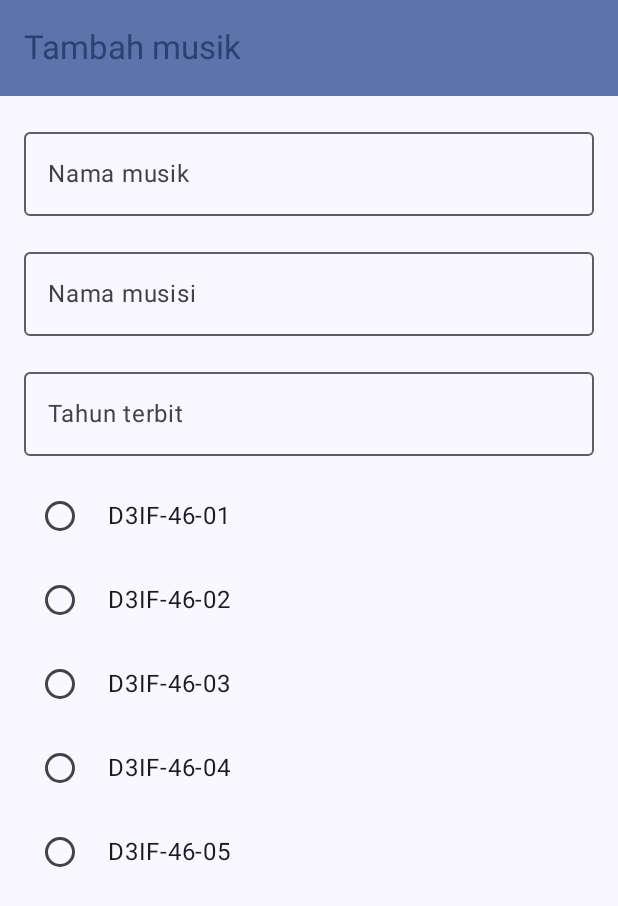
After one commit to Emperor24Nov/Assessment-2, an Android app built with Jetpack Compose: the MusicScreen screen opened through its navigation route, on a phone screen of 412 x 824 dp. The commit adds this screen. Shown: the top 906 px of the screen. Run offline under Robolectric (Android 15) with nearby library versions, the phone set to English and light mode, and no system bars.

Commit message:
Membuat tampilan form tambah musik dan fungsi navigasi

```diff
--- a/app/build.gradle.kts
+++ b/app/build.gradle.kts
@@ -61,6 +61,7 @@ dependencies {
     implementation("androidx.compose.material3:material3")
     implementation("com.google.ai.client.generativeai:generativeai:0.2.1")
     implementation("androidx.lifecycle:lifecycle-viewmodel-compose:2.7.0")
+    implementation("androidx.navigation:navigation-compose:2.7.7")
     testImplementation("junit:junit:4.13.2")
     androidTestImplementation("androidx.test.ext:junit:1.1.5")
     androidTestImplementation("androidx.test.espresso:espresso-core:3.5.1")
--- a/app/src/main/java/org/d3if3143/mobpro1/MainActivity.kt
+++ b/app/src/main/java/org/d3if3143/mobpro1/MainActivity.kt
@@ -1,16 +1,13 @@
-@file:OptIn(ExperimentalMaterial3Api::class)
-
 package org.d3if3143.mobpro1
 
 import android.os.Bundle
 import androidx.activity.ComponentActivity
 import androidx.activity.compose.setContent
 import androidx.compose.foundation.layout.fillMaxSize
-import androidx.compose.material3.ExperimentalMaterial3Api
 import androidx.compose.material3.MaterialTheme
 import androidx.compose.material3.Surface
 import androidx.compose.ui.Modifier
-import org.d3if3143.mobpro1.ui.screen.Mainscreen
+import org.d3if3143.mobpro1.navigation.SetupNavGraph
 import org.d3if3143.mobpro1.ui.theme.Mobpro1Theme
 
 class MainActivity : ComponentActivity() {
@@ -23,7 +20,7 @@ class MainActivity : ComponentActivity() {
                     modifier = Modifier.fillMaxSize(),
                     color = MaterialTheme.colorScheme.background
                 ) {
-                    Mainscreen()
+                    SetupNavGraph()
                 }
             }
         }
--- /dev/null
+++ b/app/src/main/java/org/d3if3143/mobpro1/navigation/NavGraph.kt
@@ -0,0 +1,24 @@
+package org.d3if3143.mobpro1.navigation
+
+import androidx.compose.runtime.Composable
+import androidx.navigation.NavHostController
+import androidx.navigation.compose.NavHost
+import androidx.navigation.compose.composable
+import androidx.navigation.compose.rememberNavController
+import org.d3if3143.mobpro1.ui.screen.Mainscreen
+import org.d3if3143.mobpro1.ui.screen.MusicScreen
+
+@Composable
+fun SetupNavGraph(navController: NavHostController = rememberNavController()) {
+    NavHost(navController = navController,
+        startDestination = Screen.Home.route
+        ) {
+        composable(route = Screen.Home.route
+        ) {
+            Mainscreen(navController)
+        }
+        composable(route = Screen.FormMusic.route) {
+            MusicScreen()
+        }
+    }
+}
--- /dev/null
+++ b/app/src/main/java/org/d3if3143/mobpro1/navigation/Screen.kt
@@ -0,0 +1,6 @@
+package org.d3if3143.mobpro1.navigation
+
+sealed class Screen(val route: String) {
+    data object Home: Screen("mainScreen")
+    data object FormMusic: Screen("musicScreen")
+}
--- a/app/src/main/java/org/d3if3143/mobpro1/ui/screen/MainScreen.kt
+++ b/app/src/main/java/org/d3if3143/mobpro1/ui/screen/MainScreen.kt
@@ -33,13 +33,15 @@ import androidx.compose.ui.text.style.TextOverflow
 import androidx.compose.ui.tooling.preview.Preview
 import androidx.compose.ui.unit.dp
 import androidx.lifecycle.viewmodel.compose.viewModel
+import androidx.navigation.NavHostController
+import androidx.navigation.compose.rememberNavController
 import org.d3if3143.mobpro1.R
 import org.d3if3143.mobpro1.model.Music
 import org.d3if3143.mobpro1.ui.theme.Mobpro1Theme
 
 @OptIn(ExperimentalMaterial3Api::class)
 @Composable
-fun Mainscreen() {
+fun Mainscreen(navController: NavHostController) {
     val context = LocalContext.current
 
     Scaffold(
@@ -142,6 +144,6 @@ fun ListItem(music: Music, onClick: () -> Unit) {
 @Composable
 fun ScreenPreview() {
     Mobpro1Theme {
-        Mainscreen()
+        Mainscreen(rememberNavController())
     }
 }
--- /dev/null
+++ b/app/src/main/java/org/d3if3143/mobpro1/ui/screen/MusicScreen.kt
@@ -0,0 +1,148 @@
+package org.d3if3143.mobpro1.ui.screen
+
+import android.content.res.Configuration
+import androidx.compose.foundation.layout.Arrangement
+import androidx.compose.foundation.layout.Column
+import androidx.compose.foundation.layout.Row
+import androidx.compose.foundation.layout.fillMaxSize
+import androidx.compose.foundation.layout.fillMaxWidth
+import androidx.compose.foundation.layout.padding
+import androidx.compose.foundation.text.KeyboardOptions
+import androidx.compose.material3.ExperimentalMaterial3Api
+import androidx.compose.material3.MaterialTheme
+import androidx.compose.material3.OutlinedTextField
+import androidx.compose.material3.RadioButton
+import androidx.compose.material3.RadioButtonDefaults
+import androidx.compose.material3.Scaffold
+import androidx.compose.material3.Text
+import androidx.compose.material3.TopAppBar
+import androidx.compose.material3.TopAppBarDefaults
+import androidx.compose.runtime.Composable
+import androidx.compose.runtime.getValue
+import androidx.compose.runtime.mutableStateOf
+import androidx.compose.runtime.remember
+import androidx.compose.runtime.setValue
+import androidx.compose.ui.Alignment
+import androidx.compose.ui.Modifier
+import androidx.compose.ui.res.stringResource
+import androidx.compose.ui.text.input.ImeAction
+import androidx.compose.ui.text.input.KeyboardCapitalization
+import androidx.compose.ui.tooling.preview.Preview
+import androidx.compose.ui.unit.dp
+import org.d3if3143.mobpro1.R
+import org.d3if3143.mobpro1.ui.theme.Mobpro1Theme
+
+@OptIn(ExperimentalMaterial3Api::class)
+@Composable
+fun MusicScreen() {
+    var judul by remember { mutableStateOf("") }
+    var nama by remember { mutableStateOf("") }
+    var tahun by remember { mutableStateOf("") }
+
+    Scaffold(
+        topBar = {
+            TopAppBar(
+                title = {
+                    Text(text = stringResource(id = R.string.tambah_musik))
+                },
+                colors = TopAppBarDefaults.mediumTopAppBarColors(
+                    containerColor = MaterialTheme.colorScheme.primaryContainer,
+                    titleContentColor = MaterialTheme.colorScheme.primary,
+                )
+            )
+        }
+    ) { padding ->
+        FormMusic(
+            judul = judul,
+            onJudulChange = { judul = it },
+            nama = nama,
+            onNamaChange = { nama = it },
+            tahun = tahun,
+            onTahunChange = { tahun = it },
+            modifier = Modifier.padding(padding)
+        )
+    }
+}
+
+@Composable
+fun FormMusic(
+    judul: String, onJudulChange: (String) -> Unit,
+    nama: String, onNamaChange: (String) -> Unit,
+    tahun: String, onTahunChange: (String) -> Unit,
+    modifier: Modifier
+) {
+    Column(
+        modifier = modifier
+            .fillMaxSize()
+            .padding(16.dp),
+        verticalArrangement = Arrangement.spacedBy(16.dp)
+    ) {
+        OutlinedTextField(
+            value = judul,
+            onValueChange = { onJudulChange(it) },
+            label = { Text(text = stringResource(R.string.judul)) },
+            singleLine = true,
+            keyboardOptions = KeyboardOptions(
+                capitalization = KeyboardCapitalization.Words,
+                imeAction = ImeAction.Next
+            ),
+            modifier = Modifier.fillMaxWidth()
+        )
+        OutlinedTextField(
+            value = nama,
+            onValueChange = { onNamaChange(it) },
+            label = { Text(text = stringResource(R.string.isi_nama)) },
+            keyboardOptions = KeyboardOptions(
+                capitalization = KeyboardCapitalization.Sentences,
+            ),
+            modifier = Modifier.fillMaxWidth()
+        )
+        OutlinedTextField(
+            value = tahun,
+            onValueChange = { onTahunChange(it) },
+            label = { Text(text = stringResource(R.string.isi_tahun)) },
+            keyboardOptions = KeyboardOptions(
+                capitalization = KeyboardCapitalization.Sentences,
+            ),
+            modifier = Modifier.fillMaxWidth()
+        )
+        Column(
+            modifier = Modifier.fillMaxWidth(),
+            verticalArrangement = Arrangement.spacedBy(8.dp)
+        ) {
+            val options = listOf(
+                "D3IF-46-01",
+                "D3IF-46-02",
+                "D3IF-46-03",
+                "D3IF-46-04",
+                "D3IF-46-05"
+            )
+            val selectedOptionIndex = remember { mutableStateOf(-1) }
+            options.forEachIndexed { index, option ->
+                Row(
+                    verticalAlignment = Alignment.CenterVertically,
+                    modifier = Modifier.fillMaxWidth()
+                ) {
+                    RadioButton(
+                        selected = index == selectedOptionIndex.value,
+                        onClick = { selectedOptionIndex.value = index },
+                        colors = RadioButtonDefaults.colors(selectedColor = MaterialTheme.colorScheme.primary)
+                    )
+                    Text(
+                        text = option,
+                        modifier = Modifier.padding(start = 8.dp),
+                    )
+                }
+            }
+        }
+    }
+}
+
+@Preview(showBackground = true)
+@Preview(uiMode = Configuration.UI_MODE_NIGHT_YES, showBackground = true)
+@Composable
+fun MusicScreenPreview() {
+    Mobpro1Theme {
+        MusicScreen()
+    }
+}
--- a/app/src/main/res/values/strings.xml
+++ b/app/src/main/res/values/strings.xml
@@ -4,4 +4,7 @@
     <string name="x_diklik">%1$s diklik!</string>
     <string name="tambah_musik">Tambah musik</string>
     <string name="tambah_error">Belum bisa tambah musik.</string>
+    <string name="judul">Nama musik</string>
+    <string name="isi_nama">Nama musisi</string>
+    <string name="isi_tahun">Tahun terbit</string>
 </resources>
```
